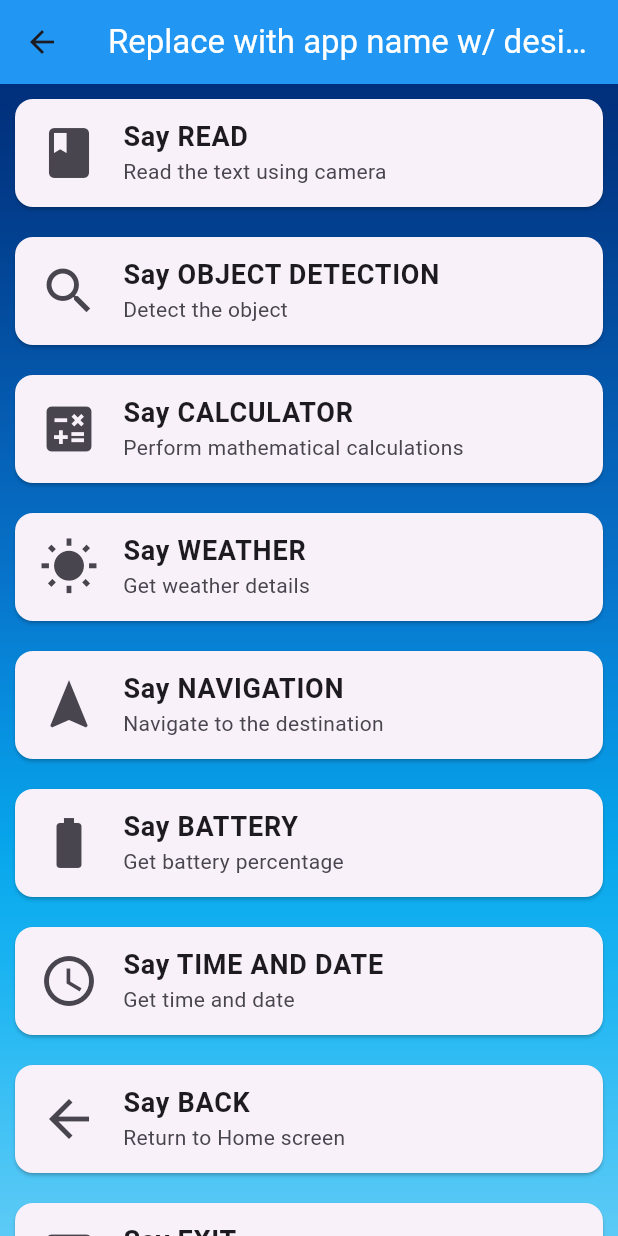
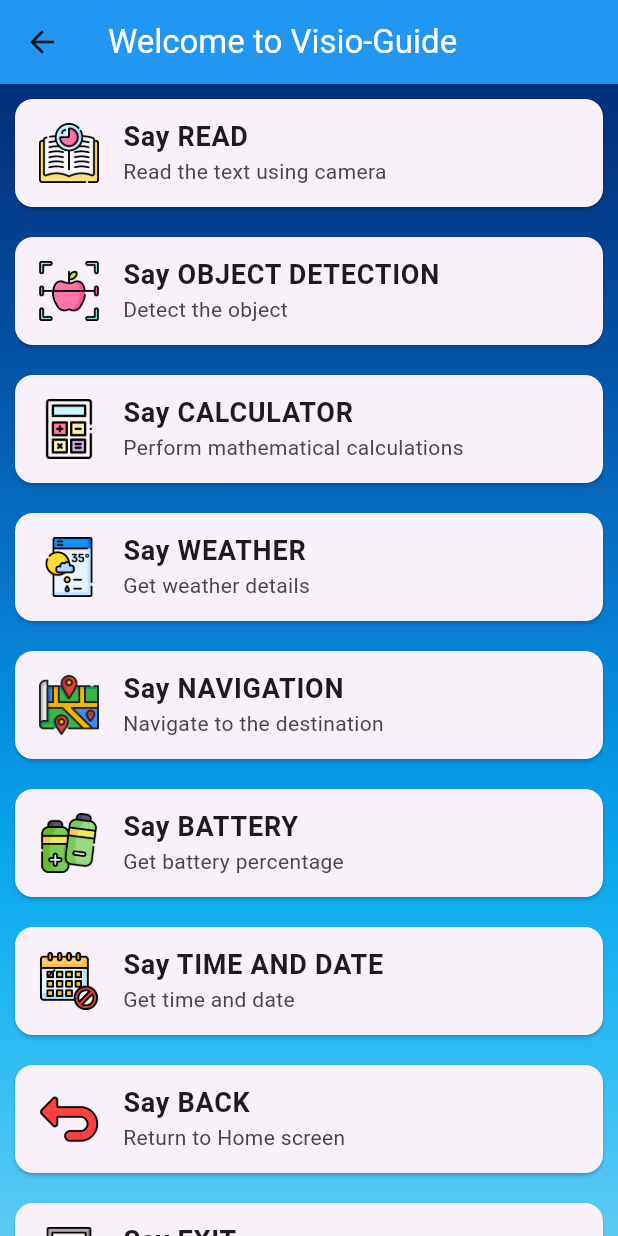
Before and after one commit to zanavilo/VisioGuideV2, a Flutter app: the MainPage screen opened by its route, on a phone screen of 412 x 824 dp. Run offline on Flutter 3.47's test engine with Material 3 defaults, Android fonts, the phone set to English and light mode, and no system bars; our stand-ins replace permission_handler.

Commit message:
6th commit
Added assets for pages
Added page indicator dots for InfoSlider

```diff
--- a/lib/Pages/MainPage.dart
+++ b/lib/Pages/MainPage.dart
@@ -10,22 +10,22 @@ import 'TimeAndDatePage.dart';
 
 class MainPage extends StatelessWidget {
   final List<Option> options = [
-    Option('READ', 'Read the text using camera', Icons.book),
-    Option('OBJECT DETECTION', 'Detect the object', Icons.search),
-    Option('CALCULATOR', 'Perform mathematical calculations', Icons.calculate),
-    Option('WEATHER', 'Get weather details', Icons.wb_sunny),
-    Option('NAVIGATION', 'Navigate to the destination', Icons.navigation),
-    Option('BATTERY', 'Get battery percentage', Icons.battery_std),
-    Option('TIME AND DATE', 'Get time and date', Icons.access_time),
-    Option('BACK', 'Return to Home screen', Icons.arrow_back),
-    Option('EXIT', 'Close the application', Icons.exit_to_app),
+    Option('READ', 'Read the text using camera', 'assets/read.png'),
+    Option('OBJECT DETECTION', 'Detect the object', 'assets/obj.png'),
+    Option('CALCULATOR', 'Perform mathematical calculations', 'assets/cal.png'),
+    Option('WEATHER', 'Get weather details', 'assets/weather.png'),
+    Option('NAVIGATION', 'Navigate to the destination', 'assets/nav.png'),
+    Option('BATTERY', 'Get battery percentage', 'assets/batt.png'),
+    Option('TIME AND DATE', 'Get time and date', 'assets/tnd.png'),
+    Option('BACK', 'Return to Home screen', 'assets/back.png'),
+    Option('EXIT', 'Close the application', 'assets/exit.png'),
   ];
 
   @override
   Widget build(BuildContext context) {
     return Scaffold(
       appBar: AppBar(
-        title: const Text('Replace with app name w/ design', style: TextStyle(color: Colors.white)),
+        title: const Text('Welcome to Visio-Guide', style: TextStyle(color: Colors.white)),
         backgroundColor: Colors.blue,
       ),
       body: Stack(
@@ -46,7 +46,11 @@ class MainPage extends StatelessWidget {
               return Card(
                 margin: const EdgeInsets.all(10),
                 child: ListTile(
-                  leading: Icon(options[index].icon, size: 40),
+                  leading: Image.asset(
+                    options[index].iconPath, // Load custom icon from assets
+                    width: 40, // Adjust the size of the custom icon
+                    height: 40,
+                  ),
                   title: Text(
                     'Say ${options[index].title}',
                     style: const TextStyle(fontWeight: FontWeight.bold, fontSize: 18),
@@ -113,7 +117,7 @@ class MainPage extends StatelessWidget {
 class Option {
   final String title;
   final String description;
-  final IconData icon;
+  final String iconPath;
 
-  Option(this.title, this.description, this.icon);
+  Option(this.title, this.description, this.iconPath);
 }
```
Also changed, not shown: lib/Pages/InfoSlider.dart (+59 -12 lines), lib/Pages/PrivacyAndTerms.dart (+41 -11 lines), pubspec.yaml (+11 -0 lines), assets/back.png (added), assets/batt.png (added), assets/cal.png (added), assets/exit.png (added), assets/eye.png (added), assets/features.png (added), assets/nav.png (added), assets/obj.png (added), assets/read.png (added), assets/tnd.png (added), assets/weather.png (added), 2 other files.
